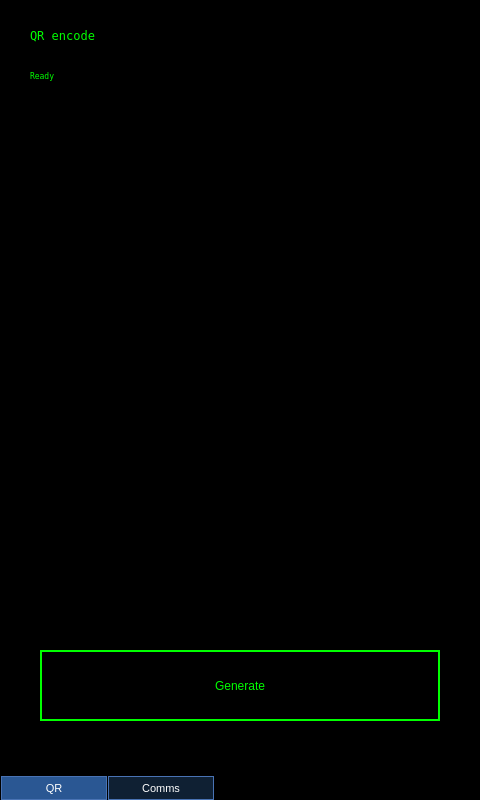
Old version of the form mainwindow.ui in the repository resiliencetheatre/qrencode-ui.
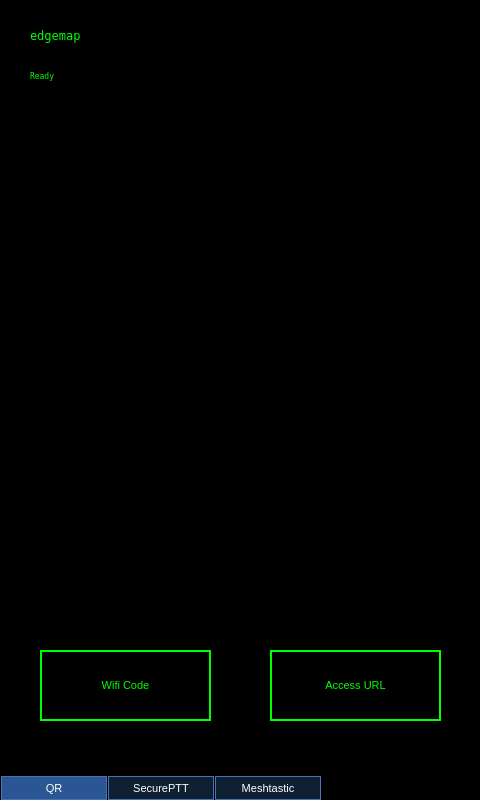
New version of the form.

Patch:
```diff
--- a/mainwindow.ui
+++ b/mainwindow.ui
@@ -89,16 +89,21 @@
        <rect>
         <x>40</x>
         <y>650</y>
-        <width>400</width>
+        <width>171</width>
         <height>71</height>
        </rect>
       </property>
+      <property name="font">
+       <font>
+        <pointsize>8</pointsize>
+       </font>
+      </property>
       <property name="styleSheet">
        <string notr="true">color: #00FF00; 
 border:2px solid #00FF00;</string>
       </property>
       <property name="text">
-       <string>Generate</string>
+       <string>Wifi Code</string>
       </property>
      </widget>
      <widget class="QLabel" name="statLabel">
@@ -143,7 +148,7 @@
 </string>
       </property>
       <property name="text">
-       <string>QR encode</string>
+       <string>edgemap</string>
       </property>
      </widget>
      <widget class="QLabel" name="timeLabel">
@@ -167,10 +172,32 @@
        <set>Qt::AlignCenter</set>
       </property>
      </widget>
+     <widget class="QPushButton" name="accessUrlButton">
+      <property name="geometry">
+       <rect>
+        <x>270</x>
+        <y>650</y>
+        <width>171</width>
+        <height>71</height>
+       </rect>
+      </property>
+      <property name="font">
+       <font>
+        <pointsize>8</pointsize>
+       </font>
+      </property>
+      <property name="styleSheet">
+       <string notr="true">color: #00FF00; 
+border:2px solid #00FF00;</string>
+      </property>
+      <property name="text">
+       <string>Access URL</string>
+      </property>
+     </widget>
     </widget>
     <widget class="QWidget" name="tab_2">
      <attribute name="title">
-      <string>Comms</string>
+      <string>SecurePTT</string>
      </attribute>
      <widget class="QPushButton" name="commButton">
       <property name="geometry">
@@ -227,6 +254,11 @@
       </property>
      </widget>
     </widget>
+    <widget class="QWidget" name="meshtasticTab">
+     <attribute name="title">
+      <string>Meshtastic</string>
+     </attribute>
+    </widget>
    </widget>
   </widget>
  </widget>
```
Left out of the diff: 2 changed lines with no effect on the pictures.
